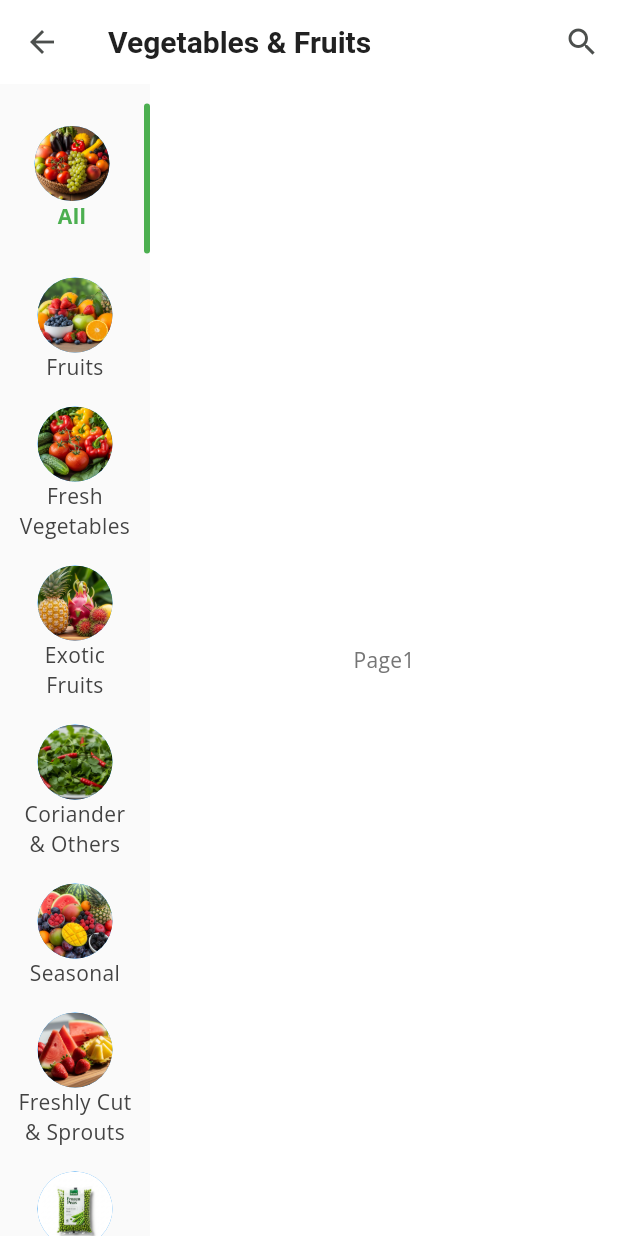
After one commit to Vishwajeet874/QuickEcommFlutterApp, a Flutter app: the CustomSideBarScreen screen opened directly, on a phone screen of 412 x 824 dp. The commit adds this screen. Run offline on Flutter 3.47's test engine with Material 3 defaults, Android fonts, the phone set to English and light mode, and no system bars; our stand-ins replace carousel_slider, curved_navigation_bar, google_fonts.

```diff
--- /dev/null
+++ b/lib/data/vegfruitsData.dart
@@ -0,0 +1,22 @@
+final List<Map<String, dynamic>> VegFruitsData = [
+  {'imagePath': 'assets/Veg & Fruits/All.png', 'label': 'All'},
+  {'imagePath': 'assets/Veg & Fruits/fruits.png', 'label': 'Fruits'},
+  {
+    'imagePath': 'assets/Veg & Fruits/vegetables.png',
+    'label': 'Fresh Vegetables'
+  },
+  {
+    'imagePath': 'assets/Veg & Fruits/exotic fruits.png',
+    'label': 'Exotic Fruits'
+  },
+  {
+    'imagePath': 'assets/Veg & Fruits/coriander.png',
+    'label': 'Coriander & Others'
+  },
+  {'imagePath': 'assets/Veg & Fruits/seasonal.png', 'label': 'Seasonal'},
+  {
+    'imagePath': 'assets/Veg & Fruits/freshly cut.png',
+    'label': 'Freshly Cut & Sprouts'
+  },
+  {'imagePath': 'assets/Veg & Fruits/frozen.png', 'label': 'Frozen Veg'},
+];
--- /dev/null
+++ b/lib/screens/customsidebar_screen.dart
@@ -0,0 +1,131 @@
+import 'package:flutter/material.dart';
+import 'package:quick_comm/data/vegfruitsData.dart';
+import 'package:quick_comm/utils/custom_theme.dart';
+import 'package:quick_comm/utils/modified_text.dart';
+import 'package:quick_comm/widgtes/sideicon.dart';
+
+class CustomSideBarScreen extends StatefulWidget {
+  const CustomSideBarScreen({super.key});
+
+  @override
+  State<CustomSideBarScreen> createState() => _CustomSideBarScreenState();
+}
+
+class _CustomSideBarScreenState extends State<CustomSideBarScreen> {
+  int _selectedCategoryIndex = 0;
+  List<Widget> _pages = [];
+
+  @override
+  void initState() {
+    super.initState();
+    _pages = [
+      Text('Page1'),
+      Text('Page1'),
+      Text('Page1'),
+      Text('Page1'),
+      Text('Page1'),
+      Text('Page1'),
+      Text('Page1'),
+      Text('Page1'),
+      Text('Page1'),
+      Text('Page1'),
+      Text('Page1'),
+      Text('Page1'),
+      Text('Page1'),
+      Text('Page1'),
+      Text('Page1'),
+      Text('Page1'),
+    ];
+  }
+
+  @override
+  Widget build(BuildContext context) {
+    return Scaffold(
+      appBar: AppBar(
+        title: ModifiedText(
+            text: 'Vegetables & Fruits', size: 20, color: textDark),
+        actions: [IconButton(onPressed: () {}, icon: Icon(Icons.search))],
+      ),
+      body: Row(
+        children: <Widget>[
+          Container(
+            width: 100,
+            color: Colors.grey[50],
+            child: SingleChildScrollView(
+              padding: const EdgeInsets.symmetric(vertical: 5.0),
+              child: Column(
+                crossAxisAlignment: CrossAxisAlignment.start,
+                children: VegFruitsData.asMap().entries.map((entry) {
+                  int index = entry.key;
+                  Map<String, dynamic> category = entry.value;
+                  bool isSelected = index == _selectedCategoryIndex;
+
+                  return GestureDetector(
+                    onTap: () {
+                      setState(() {
+                        _selectedCategoryIndex = index;
+                      });
+                    },
+                    child: Padding(
+                      padding: const EdgeInsets.symmetric(vertical: 8.0),
+                      child: Row(
+                        mainAxisAlignment: MainAxisAlignment.center,
+                        children: [
+                          Expanded(
+                            child: Center(
+                              child: Column(
+                                crossAxisAlignment: CrossAxisAlignment.center,
+                                children: [
+                                  SideIcon(imagePath: category['imagePath']),
+                                  SizedBox(
+                                    width: 80,
+                                    child: Text(
+                                      category['label'],
+                                      textAlign: TextAlign.center,
+                                      style: TextStyle(
+                                        color: isSelected
+                                            ? Theme.of(context)
+                                                .colorScheme
+                                                .primary
+                                            : Colors.grey[800],
+                                        fontWeight: isSelected
+                                            ? FontWeight.bold
+                                            : FontWeight.normal,
+                                        fontSize: 14,
+                                      ),
+                                      maxLines: 2,
+                                      overflow: TextOverflow.ellipsis,
+                                    ),
+                                  ),
+                                ],
+                              ),
+                            ),
+                          ),
+                          AnimatedContainer(
+                            duration: const Duration(milliseconds: 200),
+                            curve: Curves.linear,
+                            width: isSelected ? 4 : 0,
+                            height: isSelected ? 100 : 0,
+                            decoration: BoxDecoration(
+                              color: Theme.of(context).colorScheme.primary,
+                              borderRadius: BorderRadius.circular(2),
+                            ),
+                          ),
+                        ],
+                      ),
+                    ),
+                  );
+                }).toList(),
+              ),
+            ),
+          ),
+          Expanded(
+            child: Center(
+              child: _pages[_selectedCategoryIndex],
+            ),
+          ),
+        ],
+      ),
+    );
+  }
+}
--- a/lib/widgtes/category_card.dart
+++ b/lib/widgtes/category_card.dart
@@ -12,6 +12,8 @@ class CategoryCard extends StatelessWidget {
   Widget build(BuildContext context) {
     // TODO: implement build
     return Card(
+      elevation: 5,
+      shadowColor: primaryGreenLight,
       child: Column(
         children: [
           ClipRRect(
--- a/lib/widgtes/product_card.dart
+++ b/lib/widgtes/previously_bought_product_card.dart
@@ -2,7 +2,7 @@ import 'package:flutter/material.dart';
 import 'package:quick_comm/utils/custom_theme.dart';
 import 'package:quick_comm/utils/modified_text.dart';
 
-class ProductCard extends StatelessWidget {
+class PreviouslyBoughtProductCard extends StatelessWidget {
   final String imagePath;
   final String productName;
   final String quantity;
@@ -12,7 +12,7 @@ class ProductCard extends StatelessWidget {
   final bool showOffer; // Optional, to show offer badge
   final String? offerPercentage; // Optional, for offer badge text
 
-  const ProductCard({
+  const PreviouslyBoughtProductCard({
     super.key,
     required this.imagePath,
     required this.productName,
--- /dev/null
+++ b/lib/widgtes/sideicon.dart
@@ -0,0 +1,21 @@
+import 'package:flutter/material.dart';
+
+class SideIcon extends StatelessWidget {
+  const SideIcon({
+    super.key,
+    required this.imagePath,
+  });
+  final String imagePath;
+  @override
+  Widget build(BuildContext context) {
+    return Container(
+      height: 50,
+      width: 50,
+      decoration: BoxDecoration(
+        shape: BoxShape.circle,
+        color: Colors.blue,
+        image: DecorationImage(image: AssetImage(imagePath), fit: BoxFit.cover),
+      ),
+    );
+  }
+}
--- a/pubspec.yaml
+++ b/pubspec.yaml
@@ -64,6 +64,7 @@ flutter:
     - assets/featured/
     - assets/banner_images/
     - assets/category_images/
+    - assets/Veg & Fruits/
 
   # An image asset can refer to one or more resolution-specific "variants", see
   # https://flutter.dev/to/resolution-aware-images
```
Also changed, not shown: lib/main.dart (+7 -4 lines), lib/screens/all_tab_screen.dart (+14 -5 lines), lib/utils/navigation_rail_screen.dart (added, +184 -0 lines), assets/Veg & Fruits/All.png (added), assets/Veg & Fruits/coriander.png (added), assets/Veg & Fruits/exotic fruits.png (added), assets/Veg & Fruits/freshly cut.png (added), assets/Veg & Fruits/frozen.png (added), assets/Veg & Fruits/fruits.png (added), assets/Veg & Fruits/seasonal.png (added), assets/Veg & Fruits/vegetables.png (added).
